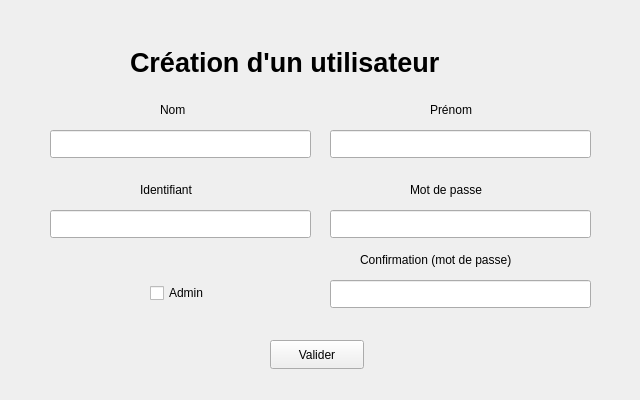
Qt form VisualiseurBDD/CreateUser.ui (doriangilbert/VisualiseurBDDQt) before a commit.
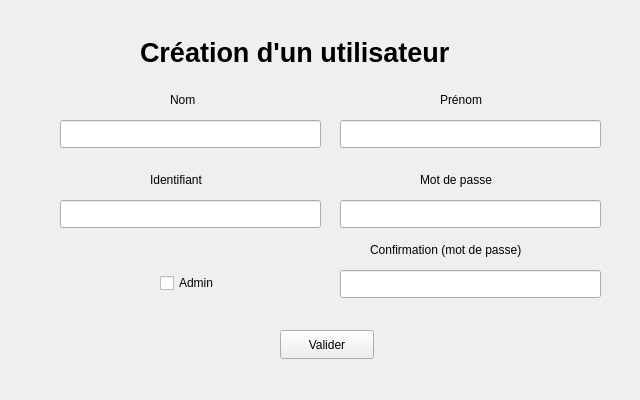
The same form after that commit.

Commit message: Ajout des fichiers sources associés aux interfaces et passage des interfaces à la classe MainWindow

Diff of the .ui file:
```diff
--- a/VisualiseurBDD/CreateUser.ui
+++ b/VisualiseurBDD/CreateUser.ui
@@ -1,7 +1,7 @@
 <?xml version="1.0" encoding="UTF-8"?>
 <ui version="4.0">
- <class>Form</class>
- <widget class="QWidget" name="Form">
+ <class>CreateUser</class>
+ <widget class="QMainWindow" name="CreateUser">
   <property name="geometry">
    <rect>
     <x>0</x>
@@ -13,11 +13,70 @@
   <property name="windowTitle">
    <string>Form</string>
   </property>
+  <widget class="QWidget" name="centralwidget">
+   <widget class="QLineEdit" name="lineEdit">
+    <property name="geometry">
+     <rect>
+      <x>340</x>
+      <y>120</y>
+      <width>261</width>
+      <height>28</height>
+     </rect>
+    </property>
+    <property name="text">
+     <string/>
+    </property>
+   </widget>
+   <widget class="QLabel" name="label_7">
+    <property name="geometry">
+     <rect>
+      <x>420</x>
+      <y>170</y>
+      <width>89</width>
+      <height>20</height>
+     </rect>
+    </property>
+    <property name="layoutDirection">
+     <enum>Qt::LeftToRight</enum>
+    </property>
+    <property name="text">
+     <string>Mot de passe</string>
+    </property>
+   </widget>
+   <widget class="QLineEdit" name="lineEdit_5">
+    <property name="geometry">
+     <rect>
+      <x>60</x>
+      <y>200</y>
+      <width>261</width>
+      <height>28</height>
+     </rect>
+    </property>
+    <property name="text">
+     <string/>
+    </property>
+   </widget>
+   <widget class="QLabel" name="label_6">
+    <property name="geometry">
+     <rect>
+      <x>370</x>
+      <y>240</y>
+      <width>190</width>
+      <height>20</height>
+     </rect>
+    </property>
+    <property name="layoutDirection">
+     <enum>Qt::LeftToRight</enum>
+    </property>
+    <property name="text">
+     <string>Confirmation (mot de passe)</string>
+    </property>
+   </widget>
   <widget class="QLabel" name="label_3">
    <property name="geometry">
     <rect>
-     <x>130</x>
-     <y>40</y>
+      <x>140</x>
+      <y>30</y>
      <width>377</width>
      <height>44</height>
     </rect>
@@ -33,76 +92,11 @@
     <string>Création d'un utilisateur</string>
    </property>
   </widget>
-  <widget class="QLineEdit" name="lineEdit">
-   <property name="geometry">
-    <rect>
-     <x>330</x>
-     <y>130</y>
-     <width>261</width>
-     <height>28</height>
-    </rect>
-   </property>
-   <property name="text">
-    <string/>
-   </property>
-  </widget>
-  <widget class="QLineEdit" name="lineEdit_2">
-   <property name="geometry">
-    <rect>
-     <x>50</x>
-     <y>130</y>
-     <width>261</width>
-     <height>28</height>
-    </rect>
-   </property>
-   <property name="text">
-    <string/>
-   </property>
-  </widget>
-  <widget class="QLineEdit" name="lineEdit_3">
-   <property name="geometry">
-    <rect>
-     <x>330</x>
-     <y>210</y>
-     <width>261</width>
-     <height>28</height>
-    </rect>
-   </property>
-   <property name="text">
-    <string/>
-   </property>
-  </widget>
-  <widget class="QLineEdit" name="lineEdit_4">
-   <property name="geometry">
-    <rect>
-     <x>330</x>
-     <y>280</y>
-     <width>261</width>
-     <height>28</height>
-    </rect>
-   </property>
-   <property name="text">
-    <string/>
-   </property>
-  </widget>
-  <widget class="QLineEdit" name="lineEdit_5">
-   <property name="geometry">
-    <rect>
-     <x>50</x>
-     <y>210</y>
-     <width>261</width>
-     <height>28</height>
-    </rect>
-   </property>
-   <property name="text">
-    <string/>
-   </property>
-  </widget>
   <widget class="QCheckBox" name="checkBox">
    <property name="geometry">
     <rect>
-     <x>150</x>
-     <y>280</y>
+      <x>160</x>
+      <y>270</y>
      <width>93</width>
      <height>26</height>
     </rect>
@@ -111,24 +105,11 @@
     <string>Admin</string>
    </property>
   </widget>
-  <widget class="QPushButton" name="pushButton">
-   <property name="geometry">
-    <rect>
-     <x>270</x>
-     <y>340</y>
-     <width>94</width>
-     <height>29</height>
-    </rect>
-   </property>
-   <property name="text">
-    <string>Valider</string>
-   </property>
-  </widget>
   <widget class="QLabel" name="label_2">
    <property name="geometry">
     <rect>
-     <x>160</x>
-     <y>100</y>
+      <x>170</x>
+      <y>90</y>
      <width>33</width>
      <height>20</height>
     </rect>
@@ -140,11 +121,37 @@
     <string>Nom</string>
    </property>
   </widget>
+   <widget class="QLineEdit" name="lineEdit_4">
+    <property name="geometry">
+     <rect>
+      <x>340</x>
+      <y>270</y>
+      <width>261</width>
+      <height>28</height>
+     </rect>
+    </property>
+    <property name="text">
+     <string/>
+    </property>
+   </widget>
+   <widget class="QLineEdit" name="lineEdit_3">
+    <property name="geometry">
+     <rect>
+      <x>340</x>
+      <y>200</y>
+      <width>261</width>
+      <height>28</height>
+     </rect>
+    </property>
+    <property name="text">
+     <string/>
+    </property>
+   </widget>
   <widget class="QLabel" name="label_4">
    <property name="geometry">
     <rect>
-     <x>430</x>
-     <y>100</y>
+      <x>440</x>
+      <y>90</y>
      <width>51</width>
      <height>20</height>
     </rect>
@@ -156,11 +163,24 @@
     <string>Prénom</string>
    </property>
   </widget>
+   <widget class="QPushButton" name="pushButton">
+    <property name="geometry">
+     <rect>
+      <x>280</x>
+      <y>330</y>
+      <width>94</width>
+      <height>29</height>
+     </rect>
+    </property>
+    <property name="text">
+     <string>Valider</string>
+    </property>
+   </widget>
   <widget class="QLabel" name="label_5">
    <property name="geometry">
     <rect>
-     <x>140</x>
-     <y>180</y>
+      <x>150</x>
+      <y>170</y>
      <width>68</width>
      <height>20</height>
     </rect>
@@ -172,37 +192,19 @@
     <string>Identifiant</string>
    </property>
   </widget>
-  <widget class="QLabel" name="label_6">
+   <widget class="QLineEdit" name="lineEdit_2">
    <property name="geometry">
     <rect>
-     <x>360</x>
-     <y>250</y>
-     <width>190</width>
-     <height>20</height>
-    </rect>
-   </property>
-   <property name="layoutDirection">
-    <enum>Qt::LeftToRight</enum>
-   </property>
+      <x>60</x>
+      <y>120</y>
+      <width>261</width>
+      <height>28</height>
+     </rect>
+    </property>
    <property name="text">
-    <string>Confirmation (mot de passe)</string>
-   </property>
-  </widget>
-  <widget class="QLabel" name="label_7">
-   <property name="geometry">
-    <rect>
-     <x>410</x>
-     <y>180</y>
-     <width>89</width>
-     <height>20</height>
-    </rect>
-   </property>
-   <property name="layoutDirection">
-    <enum>Qt::LeftToRight</enum>
-   </property>
-   <property name="text">
-    <string>Mot de passe</string>
-   </property>
+     <string/>
+    </property>
+   </widget>
   </widget>
  </widget>
  <resources/>
```
Left out of the diff: 2 changed lines with no effect on the pictures. Lines whose indentation alone changed are shown as unchanged. The commit also changes 11 other files.
